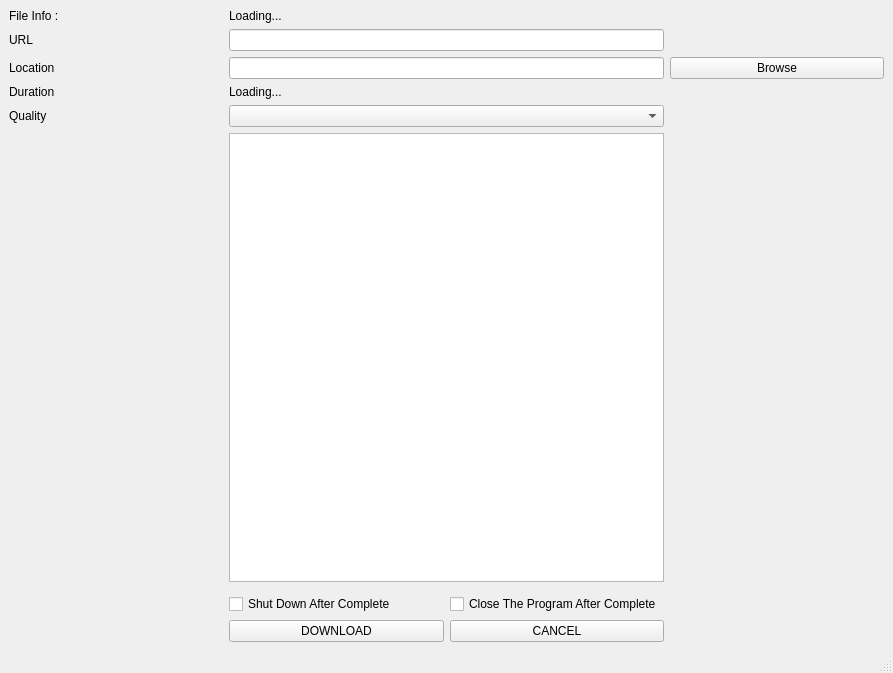
Above: Yotube Downloader/UIs/YV.ui from ahmed-hazem-1/Youtube-Downloader before the change. Below: the same form after it.
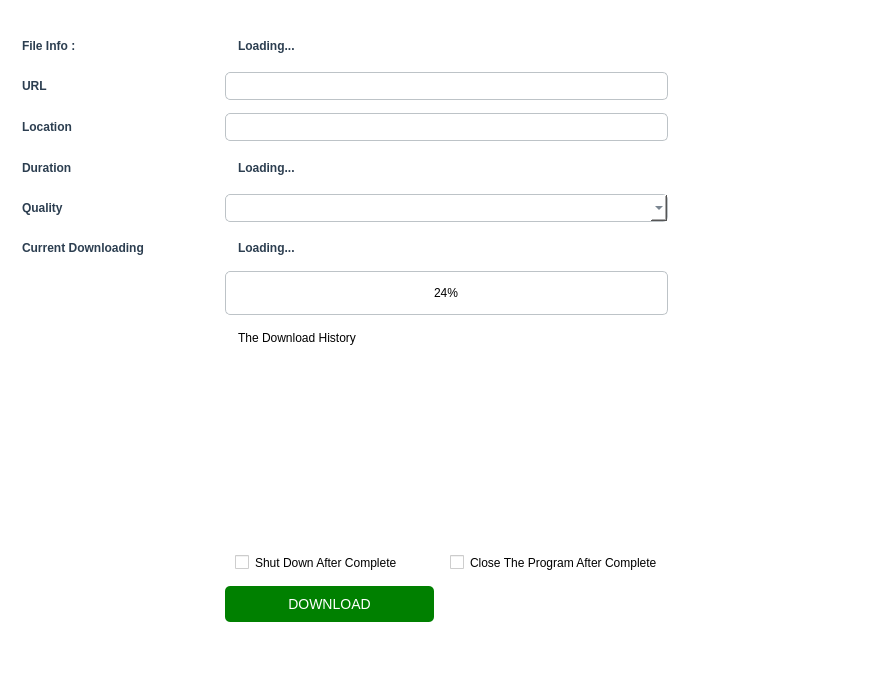
That is the form after the change.

Diff of the .ui file:
```diff
--- a/Yotube Downloader/UIs/YV.ui
+++ b/Yotube Downloader/UIs/YV.ui
@@ -13,19 +13,172 @@
   <property name="windowTitle">
    <string>MainWindow</string>
   </property>
+  <property name="styleSheet">
+   <string notr="true">/* Main Window Background with Creative Gradient */
+QMainWindow {
+    background: qlineargradient(x1:0, y1:0, x2:1, y2:1, 
+                                stop:0 #2C3E50, /* Deep Blue */
+                                stop:0.5 #8E44AD, /* Bright Purple */
+                                stop:1 #F39C12); /* Vibrant Orange */
+}
+
+/* General Widget Styling */
+QWidget {
+    background: rgba(255, 255, 255, 0.9); /* Slightly opaque white background */
+    border-radius: 10px; /* Rounded corners */
+    padding: 10px; /* Padding around widgets */
+}
+
+/* Push Button Styling */
+QPushButton {
+    background: qlineargradient(x1:0, y1:0, x2:1, y2:1, 
+                                stop:0 #3498DB, /* Sky Blue */
+                                stop:1 #2ECC71); /* Emerald Green */
+    color: white;
+    border: none;
+    border-radius: 5px;
+    padding: 10px 20px;
+    font-size: 14px;
+}
+
+QPushButton:hover {
+    background: qlineargradient(x1:0, y1:0, x2:1, y2:1, 
+                                stop:0 #2980B9, /* Darker Blue */
+                                stop:1 #27AE60); /* Darker Green */
+}
+
+/* QLabel Styling */
+QLabel {
+    color: #2C3E50; /* Dark Blue text for better contrast */
+    font-size: 12px;
+    font-weight: bold;
+}
+
+/* QLineEdit Styling */
+QLineEdit {
+    background: white;
+    border: 1px solid #BDC3C7; /* Light Gray border */
+    border-radius: 5px;
+    padding: 5px;
+    font-size: 12px;
+    color: #2C3E50; /* Dark Blue text */
+}
+
+/* QProgressBar Styling */
+QProgressBar {
+    border: 1px solid #BDC3C7; /* Light Gray border */
+    border-radius: 5px;
+    text-align: center;
+}
+
+QProgressBar::chunk {
+    background: qlineargradient(x1:0, y1:0, x2:1, y2:1, 
+                                stop:0 #8E44AD, /* Bright Purple */
+                                stop:1 #F39C12); /* Vibrant Orange */
+    border-radius: 5px;
+}
+
+/* QScrollBar Styling */
+QScrollBar:horizontal {
+    border: 1px solid #BDC3C7;
+    background: #F1F1F1;
+    height: 8px;
+    border-radius: 4px;
+}
+
+QScrollBar:vertical {
+    border: 1px solid #BDC3C7;
+    background: #F1F1F1;
+    width: 8px;
+    border-radius: 4px;
+}
+
+QScrollBar::handle:horizontal {
+    background: #BDC3C7;
+    border-radius: 4px;
+}
+
+QScrollBar::handle:vertical {
+    background: #BDC3C7;
+    border-radius: 4px;
+}
+
+/* QTabWidget Styling */
+QTabWidget::pane {
+    border: 1px solid #BDC3C7;
+    border-radius: 10px;
+}
+
+QTabBar::tab {
+    background: qlineargradient(x1:0, y1:0, x2:1, y2:1, 
+                                stop:0 #3498DB, /* Sky Blue */
+                                stop:1 #2ECC71); /* Emerald Green */
+    color: white;
+    padding: 10px;
+    border-radius: 5px;
+}
+
+QTabBar::tab:selected {
+    background: qlineargradient(x1:0, y1:0, x2:1, y2:1, 
+                                stop:0 #2980B9, /* Darker Blue */
+                                stop:1 #27AE60); /* Darker Green */
+}
+
+/* QComboBox Styling */
+QComboBox {
+    background: white;
+    border: 1px solid #BDC3C7;
+    border-radius: 5px;
+    padding: 5px;
+    color: #2C3E50; /* Dark Blue text */
+}
+
+/* QCheckBox Styling */
+QCheckBox {
+    color: #2C3E50; /* Dark Blue text */
+}
+
+QCheckBox::indicator:checked {
+    background: qlineargradient(x1:0, y1:0, x2:1, y2:1, 
+                                stop:0 #8E44AD, /* Bright Purple */
+                                stop:1 #F39C12); /* Vibrant Orange */
+    border-radius: 5px;
+}
+</string>
+  </property>
   <widget class="QWidget" name="centralwidget">
    <layout class="QGridLayout" name="gridLayout">
-    <item row="4" column="0">
-     <widget class="QLabel" name="label_13">
+    <item row="11" column="2">
+     <widget class="QPushButton" name="pushButton_3">
+      <property name="styleSheet">
+       <string notr="true">
+
+QPushButton:hover {
+  background-color: red;
+  color: white;
+}
+
+QPushButton:pressed {
+  transform: scale(0.95);
+}
+</string>
+      </property>
       <property name="text">
-       <string>Quality</string>
+       <string>CANCEL</string>
       </property>
      </widget>
     </item>
-    <item row="7" column="2">
-     <widget class="QCheckBox" name="checkBox_4">
+    <item row="3" column="1" colspan="2">
+     <widget class="QLabel" name="FileType_3">
       <property name="text">
-       <string>Close The Program After Complete</string>
+       <string>Loading...</string>
+      </property>
+     </widget>
+    </item>
+    <item row="7" column="1" colspan="2">
+     <widget class="QProgressBar" name="SingleProgressBar">
+      <property name="value">
+       <number>24</number>
       </property>
      </widget>
     </item>
@@ -36,23 +189,6 @@
       </property>
      </widget>
     </item>
-    <item row="2" column="0">
-     <widget class="QLabel" name="label_3">
-      <property name="text">
-       <string>Location</string>
-      </property>
-     </widget>
-    </item>
-    <item row="1" column="0">
-     <widget class="QLabel" name="label_8">
-      <property name="text">
-       <string>URL</string>
-      </property>
-     </widget>
-    </item>
-    <item row="2" column="1" colspan="2">
-     <widget class="QLineEdit" name="SaveLocationYV"/>
-    </item>
     <item row="0" column="0">
      <widget class="QLabel" name="label_5">
       <property name="text">
@@ -60,46 +196,44 @@
       </property>
      </widget>
     </item>
+    <item row="2" column="1" colspan="2">
+     <widget class="QLineEdit" name="SaveLocationYV"/>
+    </item>
+    <item row="8" column="1" colspan="2">
+     <widget class="QListWidget" name="listWidget">
+      <item>
+       <property name="text">
+        <string>The Download History</string>
+       </property>
+      </item>
+     </widget>
+    </item>
+    <item row="6" column="1" colspan="2">
+     <widget class="QLabel" name="label_2">
+      <property name="text">
+       <string>Loading...</string>
+      </property>
+     </widget>
+    </item>
     <item row="1" column="1" colspan="2">
      <widget class="QLineEdit" name="lineEdit2"/>
     </item>
-    <item row="3" column="1" colspan="2">
-     <widget class="QLabel" name="FileType_3">
-      <property name="text">
-       <string>Loading...</string>
-      </property>
-     </widget>
-    </item>
-    <item row="7" column="1">
-     <widget class="QCheckBox" name="checkBox_3">
-      <property name="styleSheet">
-       <string notr="true"/>
-      </property>
-      <property name="text">
-       <string>Shut Down After Complete</string>
-      </property>
-     </widget>
-    </item>
-    <item row="2" column="3">
-     <widget class="QPushButton" name="BrowseButtonYV">
-      <property name="text">
-       <string>Browse</string>
-      </property>
-     </widget>
-    </item>
     <item row="4" column="1" colspan="2">
      <widget class="QComboBox" name="QualityBox"/>
     </item>
-    <item row="8" column="1">
+    <item row="11" column="1">
      <widget class="QPushButton" name="DownloadYoutubeVideo">
       <property name="styleSheet">
-       <string notr="true">
-
-QPushButton:hover {
+       <string notr="true">QPushButton {
   background-color: green;
   color: white;
 }
 
+QPushButton:hover {
+  background-color: gray;
+  color: white;
+}
+
 QPushButton:pressed {
   transform: scale(0.95);
 }
@@ -110,25 +244,8 @@
       </property>
      </widget>
     </item>
-    <item row="8" column="2">
-     <widget class="QPushButton" name="pushButton_3">
-      <property name="styleSheet">
-       <string notr="true">
-
-QPushButton:hover {
-  background-color: red;
-  color: white;
-}
-
-QPushButton:pressed {
-  transform: scale(0.95);
-}
-</string>
-      </property>
-      <property name="text">
-       <string>CANCEL</string>
-      </property>
-     </widget>
+    <item row="9" column="0">
+     <widget class="QWidget" name="widget" native="true"/>
     </item>
     <item row="3" column="0">
      <widget class="QLabel" name="label_6">
@@ -137,11 +254,60 @@
       </property>
      </widget>
     </item>
+    <item row="2" column="3">
+     <widget class="QPushButton" name="BrowseButtonYV">
+      <property name="text">
+       <string>Browse</string>
+      </property>
+     </widget>
+    </item>
+    <item row="4" column="0">
+     <widget class="QLabel" name="label_13">
+      <property name="text">
+       <string>Quality</string>
+      </property>
+     </widget>
+    </item>
+    <item row="10" column="1">
+     <widget class="QCheckBox" name="checkBox_3">
+      <property name="styleSheet">
+       <string notr="true">color:black;</string>
+      </property>
+      <property name="text">
+       <string>Shut Down After Complete</string>
+      </property>
+     </widget>
+    </item>
+    <item row="1" column="0">
+     <widget class="QLabel" name="label_8">
+      <property name="text">
+       <string>URL</string>
+      </property>
+     </widget>
+    </item>
+    <item row="2" column="0">
+     <widget class="QLabel" name="label_3">
+      <property name="text">
+       <string>Location</string>
+      </property>
+     </widget>
+    </item>
     <item row="6" column="0">
-     <widget class="QWidget" name="widget" native="true"/>
+     <widget class="QLabel" name="label">
+      <property name="text">
+       <string>Current Downloading</string>
+      </property>
+     </widget>
     </item>
-    <item row="5" column="1" colspan="2">
-     <widget class="QListView" name="listView"/>
+    <item row="10" column="2">
+     <widget class="QCheckBox" name="checkBox_4">
+      <property name="styleSheet">
+       <string notr="true">color:black;</string>
+      </property>
+      <property name="text">
+       <string>Close The Program After Complete</string>
+      </property>
+     </widget>
     </item>
    </layout>
   </widget>
@@ -151,7 +317,7 @@
      <x>0</x>
      <y>0</y>
      <width>893</width>
-     <height>33</height>
+     <height>53</height>
     </rect>
    </property>
   </widget>
```
